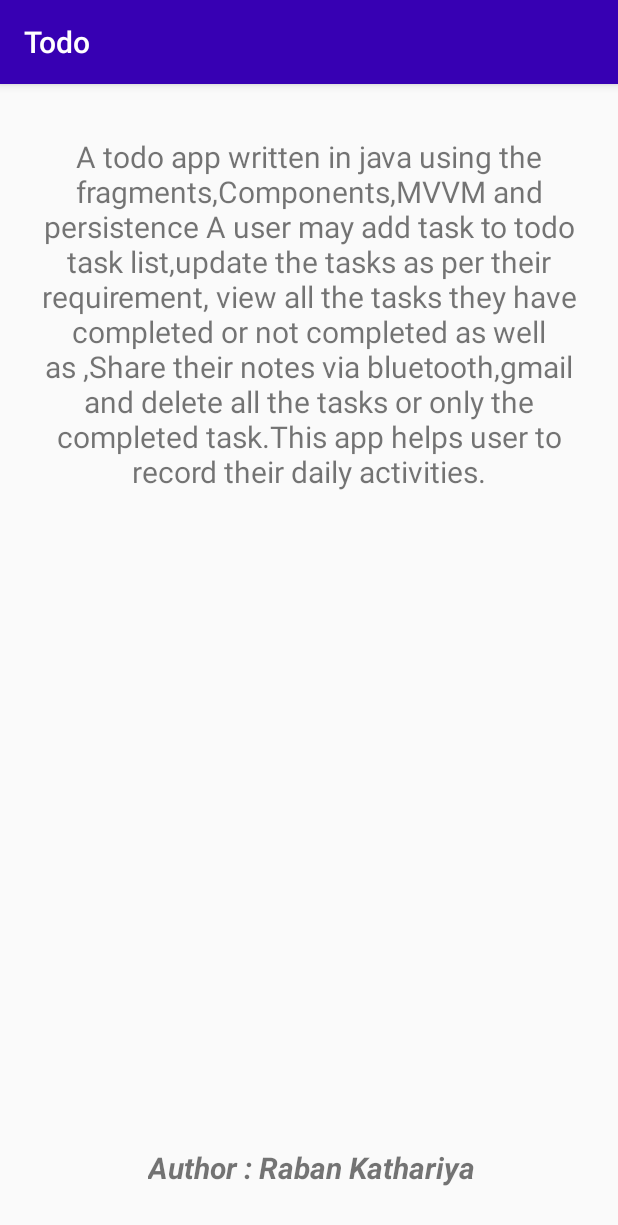
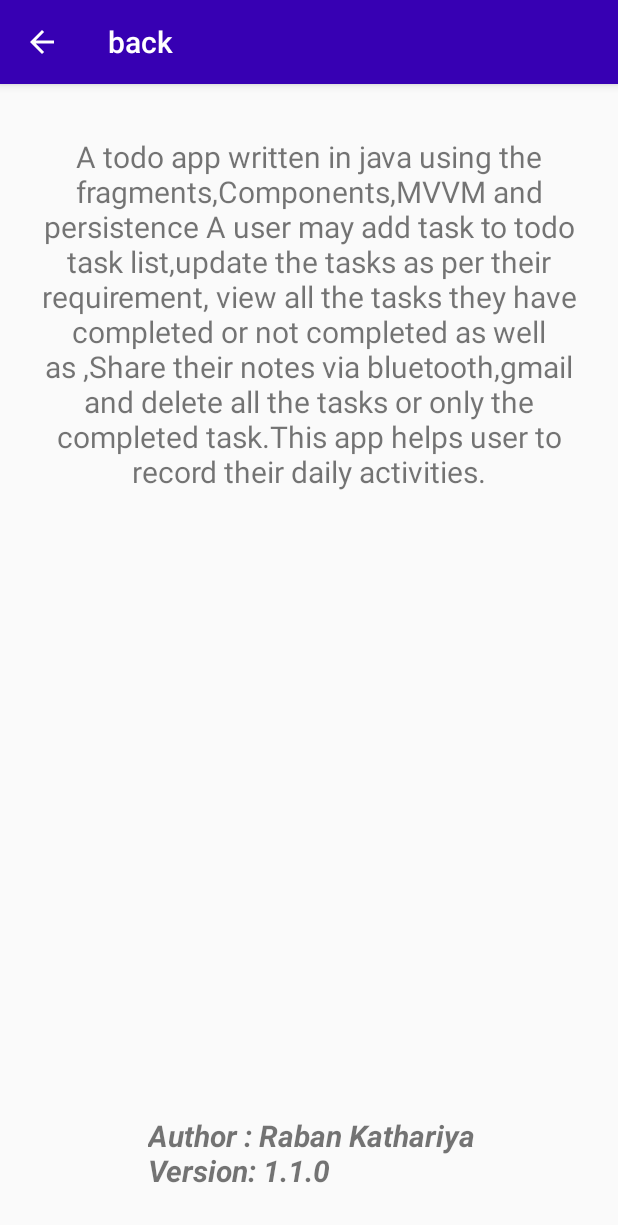
Before and after one commit to raban2/TodoApp, an Android app: the AboutActivity screen opened directly, with no data from a screen before it, on a phone screen of 412 x 824 dp. Shown: the top 1225 px of the screen. Run offline under Robolectric (Android 15) with nearby library versions, the phone set to English and light mode, and no system bars.

Commit message:
Return button added on About US

```diff
--- a/app/src/main/AndroidManifest.xml
+++ b/app/src/main/AndroidManifest.xml
@@ -13,7 +13,7 @@
         android:theme="@style/AppTheme"
         tools:targetApi="31">
         <activity
-            android:name="com.example.todoapp.AboutActivity"
+            android:name="com.example.todoapp.AboutActivity" android:parentActivityName="com.example.todoapp.MainActivity"
             android:exported="false" />
         <activity
             android:name="com.example.todoapp.SplashActivity"
--- a/app/src/main/java/com/example/todoapp/AboutActivity.java
+++ b/app/src/main/java/com/example/todoapp/AboutActivity.java
@@ -12,18 +12,8 @@ public class AboutActivity extends AppCompatActivity {
         protected void onCreate(Bundle savedInstanceState) {
             super.onCreate(savedInstanceState);
             setContentView(R.layout.activity_about);
-
-//            TextView textView = (TextView) findViewById(R.id.about_us_text);
-//            textView.setText(getString(R.string.some_text));
-//
-//            TextView textView2 = (TextView) findViewById(R.id.author);
-//            textView.setText(getString(R.string.author_text));
-
-
-
+            getSupportActionBar().setTitle("back");
+            getSupportActionBar().setDisplayHomeAsUpEnabled(true);
 
         }
-
-
-
 }
--- a/app/src/main/res/values/strings.xml
+++ b/app/src/main/res/values/strings.xml
@@ -17,7 +17,7 @@
     <string name="edit_update">Update</string>
     <string name="ok">Ok</string>
     <string name="share">Share</string>
-    <string name="author_text">Author : Raban Kathariya </string>
+    <string name="author_text">Author : Raban Kathariya\nVersion: 1.1.0 </string>
     <string name="some_text">A todo app  written in java using the fragments,Components,MVVM and persistence
 A user may add task to todo task list,update the tasks as per their requirement, view all the tasks they have completed or not completed as well as ,Share their notes via bluetooth,gmail and delete all the tasks or only the completed task.This app  helps  user to record their daily activities.</string>
 
```
